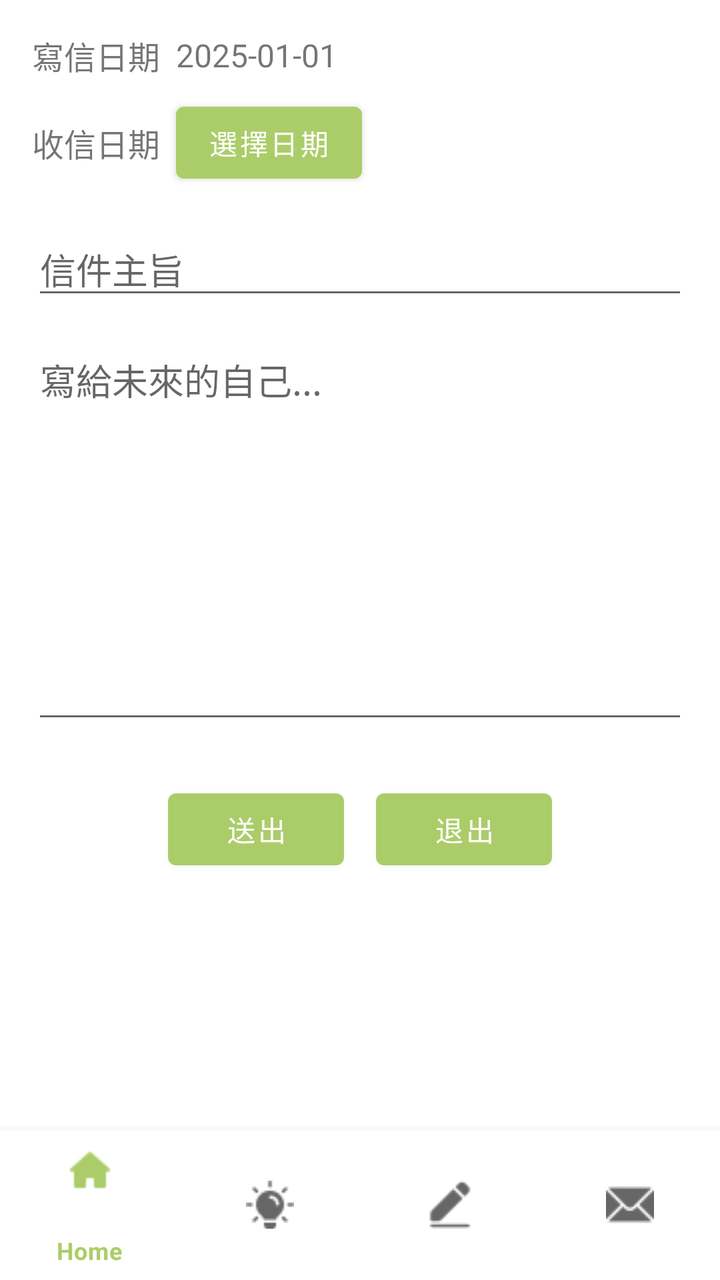
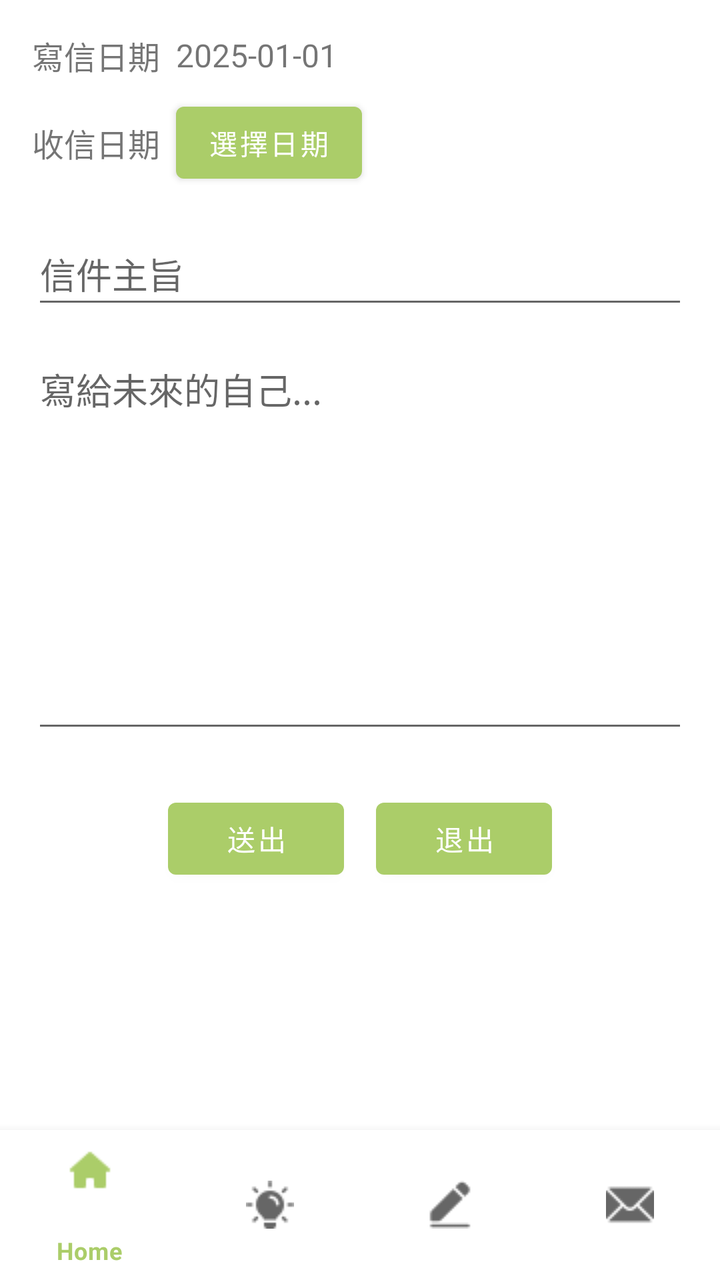

The first picture is an Android layout as it rendered before a commit; the second is the same layout after the commit. The layout source and the unified diff follow.
<!-- AndroidManifest.xml: application theme Theme.FutureMeMailApp -->
<!-- res/layout/activity_write.xml -->
<?xml version="1.0" encoding="utf-8"?>
<androidx.constraintlayout.widget.ConstraintLayout xmlns:android="http://schemas.android.com/apk/res/android"
    xmlns:app="http://schemas.android.com/apk/res-auto"
    xmlns:tools="http://schemas.android.com/tools"
    android:id="@+id/main"
    android:layout_width="match_parent"
    android:layout_height="match_parent"
    tools:context=".MainActivity">

    
    <ScrollView
        android:id="@+id/scrollWrite"
        android:layout_width="0dp"
        android:layout_height="0dp"
        android:fillViewport="true"
        app:layout_constraintTop_toTopOf="parent"
        app:layout_constraintBottom_toTopOf="@id/bottomNavigationView"
        app:layout_constraintStart_toStartOf="parent"
        app:layout_constraintEnd_toEndOf="parent">

        <LinearLayout
            android:layout_width="match_parent"
            android:layout_height="wrap_content"
            android:orientation="vertical"
            android:padding="16dp">

            
            <LinearLayout
                android:layout_width="match_parent"
                android:layout_height="wrap_content"
                android:orientation="horizontal"
                android:gravity="center_vertical"
                android:layout_marginBottom="8dp">

                <TextView
                    android:id="@+id/tvWriteDateLabel"
                    android:layout_width="wrap_content"
                    android:layout_height="wrap_content"
                    android:text="寫信日期"
                    android:textSize="16sp" />

                <TextView
                    android:id="@+id/tvWriteDate"
                    android:layout_width="wrap_content"
                    android:layout_height="wrap_content"
                    android:layout_marginStart="8dp"
                    android:text="2025-01-01"
                    android:textSize="16sp" />
            </LinearLayout>

            
            <LinearLayout
                android:layout_width="match_parent"
                android:layout_height="wrap_content"
                android:orientation="horizontal"
                android:gravity="center_vertical"
                android:layout_marginBottom="16dp">

                <TextView
                    android:id="@+id/tvReceiveDateLabel"
                    android:layout_width="wrap_content"
                    android:layout_height="wrap_content"
                    android:text="收信日期"
                    android:textSize="16sp" />

                <Button
                    android:id="@+id/btnPickReceiveDate"
                    android:layout_width="wrap_content"
                    android:layout_height="wrap_content"
                    android:layout_marginStart="8dp"
                    android:text="選擇日期" />
            </LinearLayout>

            
            <EditText
                android:id="@+id/etTitle"
                android:layout_width="match_parent"
                android:layout_height="wrap_content"
                android:hint="信件主旨"
                android:layout_marginBottom="12dp" />

            
            <EditText
                android:id="@+id/etContent"
                android:layout_width="match_parent"
                android:layout_height="200dp"
                android:hint="寫給未來的自己..."
                android:gravity="top"
                android:inputType="textMultiLine"
                android:layout_marginBottom="16dp" />

            
            <LinearLayout
                android:layout_width="match_parent"
                android:layout_height="wrap_content"
                android:orientation="horizontal"
                android:gravity="center"
                android:layout_marginTop="8dp">

                <Button
                    android:id="@+id/btnSend"
                    android:layout_width="wrap_content"
                    android:layout_height="wrap_content"
                    android:text="送出"
                    android:layout_marginEnd="16dp" />

                <Button
                    android:id="@+id/btnExit"
                    android:layout_width="wrap_content"
                    android:layout_height="wrap_content"
                    android:text="退出" />
            </LinearLayout>

        </LinearLayout>
    </ScrollView>

    
    <com.google.android.material.bottomnavigation.BottomNavigationView
        android:id="@+id/bottomNavigationView"
        android:layout_width="0dp"
        android:layout_height="75dp"
        app:layout_constraintBottom_toBottomOf="parent"
        app:layout_constraintStart_toStartOf="parent"
        app:layout_constraintEnd_toEndOf="parent"
        app:menu="@menu/bottom_nav_menu" />

</androidx.constraintlayout.widget.ConstraintLayout>
<!-- resources referenced by this layout -->
<resources>
  <style name="Theme.FutureMeMailApp" parent="Theme.MaterialComponents.DayNight.DarkActionBar">
          
          
          
          <item name="colorPrimary">@color/green_200</item>
          <item name="colorPrimaryVariant">@color/green_700</item>
          <item name="colorOnPrimary">@color/white</item>
          
          <item name="colorSecondary">@color/teal_200</item>
          <item name="colorSecondaryVariant">@color/teal_700</item>
          <item name="colorOnSecondary">@color/black</item>
          
          <item name="android:statusBarColor" tools:targetApi="l">?attr/colorPrimaryVariant</item>
      </style>
  <color name="green_200">#ABCD69</color>
  <color name="green_700">#0F502F</color>
  <color name="white">#FFFFFFFF</color>
  <color name="teal_200">#FF03DAC5</color>
  <color name="teal_700">#FF018786</color>
  <color name="black">#FF000000</color>
</resources>

<!-- the commit's change to res/layout/activity_write.xml (unified diff, before → after) -->
@@ -5,7 +5,8 @@
     android:id="@+id/main"
     android:layout_width="match_parent"
     android:layout_height="match_parent"
-    tools:context=".MainActivity">
+    android:fitsSystemWindows="true"
+    tools:context=".WriteActivity">
 
     
     <ScrollView
@@ -76,6 +77,7 @@
                 android:id="@+id/etTitle"
                 android:layout_width="match_parent"
                 android:layout_height="wrap_content"
+                android:minHeight="48dp"
                 android:hint="信件主旨"
                 android:layout_marginBottom="12dp" />
 
